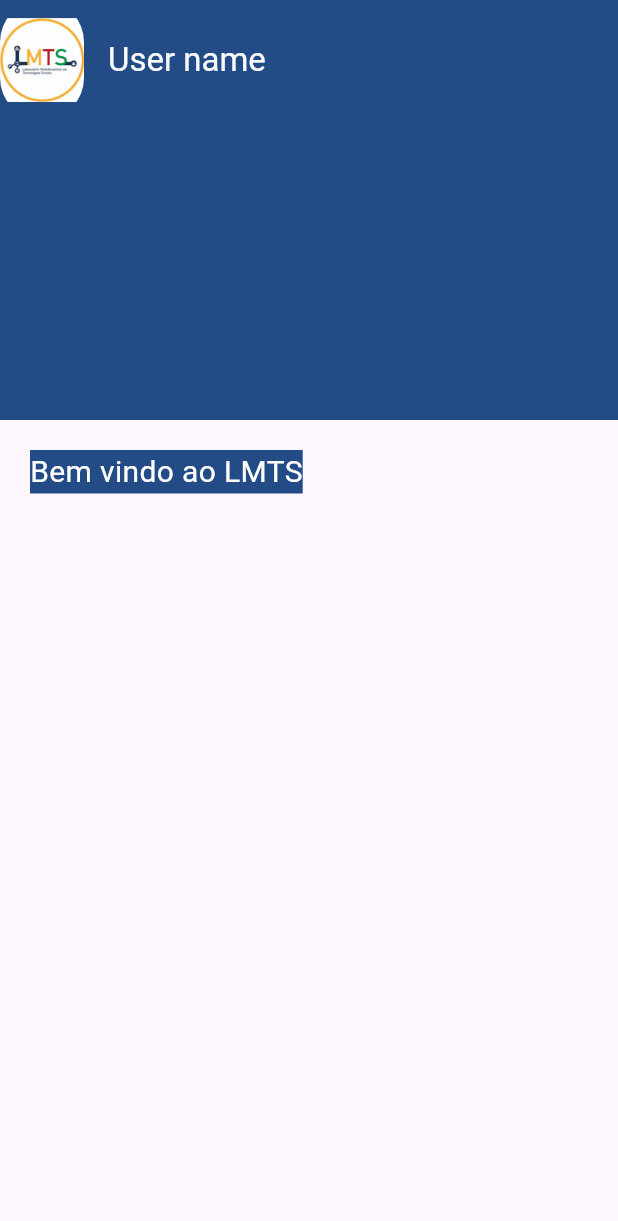
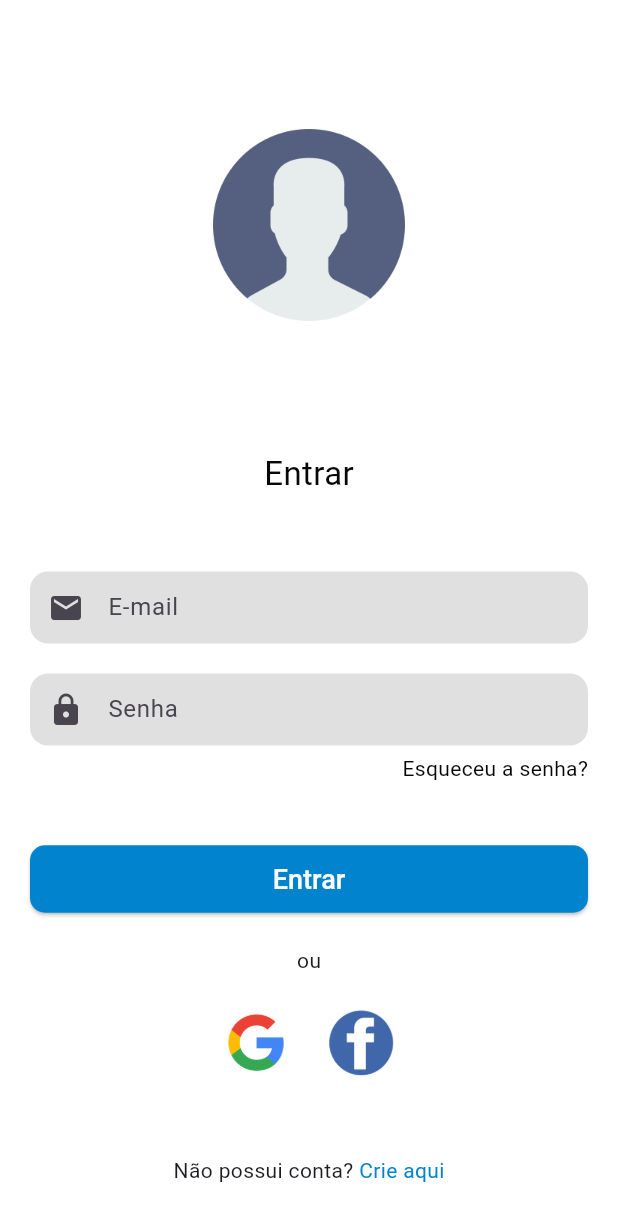
Before and after one commit to wellington067/Business_Management_System, a Flutter app: the screen it shows after launch, on a phone screen of 412 x 824 dp. Shown: the top 1221 px of the screen. Run offline on Flutter 3.47's test engine with Material 3 defaults, Android fonts, the phone set to English and light mode, and no system bars; our stand-ins replace get.

Commit message:
Done the login screen, the validations for the fields, change in style and added some images

```diff
--- a/lib/App.dart
+++ b/lib/App.dart
@@ -1,4 +1,4 @@
-import 'package:business_management_system/screens/home/home_page.dart';
+import 'package:business_management_system/screens/signIn/sign_in_page.dart';
 import 'package:flutter/material.dart';
 import 'package:get/get_navigation/src/root/get_material_app.dart';
 
@@ -13,7 +13,7 @@ class App extends StatelessWidget {
         primarySwatch: Colors.blue,
       ),
       debugShowCheckedModeBanner: false,
-      home: const HomePage(),
+      home: SignInPage(),
     );
   }
 }
--- a/lib/assets/index.dart
+++ b/lib/assets/index.dart
@@ -1,3 +1,5 @@
 class Assets {
-  static const String logoLmts = 'lib/assets/images/image_lmts.png';
+  static const String user = 'lib/assets/images/user.png';
+  static const String googleImage = 'lib/assets/images/google_image.png';
+  static const String facebookImage = 'lib/assets/images/facebook_image.png';
 }
--- a/lib/screens/home/home_page.dart
+++ b/lib/screens/home/home_page.dart
@@ -34,7 +34,7 @@ class _HomePageState extends State<HomePage> {
                 Radius.circular(79),
               ),
               child: Image.asset(
-                Assets.logoLmts,
+                Assets.user,
               ),
             ),
           ),
--- /dev/null
+++ b/lib/screens/signIn/sign_in_page.dart
@@ -0,0 +1,146 @@
+import 'package:business_management_system/assets/index.dart';
+import 'package:business_management_system/shared/components/forms/custom_text_form_field.dart';
+import 'package:business_management_system/shared/constants/style_constantes.dart';
+import 'package:business_management_system/shared/validations/mixin_validator.dart';
+import 'package:flutter/material.dart';
+import 'package:get/get.dart';
+
+class SignInPage extends StatelessWidget with ValidationMixin {
+  SignInPage({super.key});
+
+  final GlobalKey<FormState> formkey = GlobalKey<FormState>();
+  @override
+  Widget build(BuildContext context) {
+    return Scaffold(
+      backgroundColor: backgroundColorSecundary,
+      body: SingleChildScrollView(
+        child: Column(
+          children: [
+            // ignore: sized_box_for_whitespace
+            Container(
+              color: backgroundColorSecundary,
+              width: double.infinity,
+              height: 300,
+              child: Center(
+                  child: Image.asset(width: 128, height: 128, Assets.user)),
+            ),
+            const Center(
+              child: Text(
+                'Entrar',
+                style: TextStyle(color: textColor2, fontSize: 22),
+              ),
+            ),
+            const SizedBox(
+              height: 30,
+            ),
+            Padding(
+              padding: const EdgeInsets.all(20.0),
+              child: Form(
+                  key: formkey,
+                  child: Column(
+                    children: [
+                      CustomTextFormField(
+                        hintText: 'E-mail',
+                        icon: Icons.email,
+                        validateForm: (value) => isValidEmail(value),
+                      ),
+                      const SizedBox(
+                        height: 20,
+                      ),
+                      CustomTextFormField(
+                        hintText: 'Senha',
+                        icon: Icons.lock,
+                        validateForm: (value) => isValidPassword(value),
+                      ),
+                      const SizedBox(
+                        height: 5,
+                      ),
+                      Row(
+                        mainAxisAlignment: MainAxisAlignment.end,
+                        children: [
+                          GestureDetector(
+                            onTap: () {
+                              print('indo para recuperaçao de senha');
+                            },
+                            child: const Text(
+                              'Esqueceu a senha?',
+                              style: TextStyle(color: textColor2),
+                            ),
+                          ),
+                        ],
+                      ),
+                      const SizedBox(
+                        height: 40,
+                      ),
+                      Container(
+                        width: double.infinity,
+                        child: ElevatedButton(
+                          onPressed: () {
+                            if (formkey.currentState!.validate() == true) {}
+                          },
+                          style: ElevatedButton.styleFrom(
+                            backgroundColor: backgroundColorButton,
+                            shape: const RoundedRectangleBorder(
+                              borderRadius:
+                                  BorderRadius.all(Radius.circular(10)),
+                            ),
+                            padding: const EdgeInsets.symmetric(vertical: 12),
+                            textStyle: const TextStyle(
+                                fontSize: 18, fontWeight: FontWeight.w500),
+                          ),
+                          child: const Text(
+                            'Entrar',
+                            style: TextStyle(
+                              color: Colors.white,
+                            ),
+                          ),
+                        ),
+                      ),
+                      const SizedBox(
+                        height: 20,
+                      ),
+                      const Row(
+                        mainAxisAlignment: MainAxisAlignment.center,
+                        children: [Text('ou')],
+                      ),
+                      const SizedBox(
+                        height: 20,
+                      ),
+                      Row(
+                        mainAxisAlignment: MainAxisAlignment.center,
+                        children: [
+                          Image.asset(
+                            Assets.googleImage,
+                            width: 50,
+                          ),
+                          const SizedBox(
+                            width: 20,
+                          ),
+                          Image.asset(
+                            Assets.facebookImage,
+                            width: 50,
+                          ),
+                        ],
+                      ),
+                      const SizedBox(
+                        height: 50,
+                      ),
+                      const Row(
+                        mainAxisAlignment: MainAxisAlignment.center,
+                        children: [
+                          Text('Não possui conta?'),
+                          Text(
+                            ' Crie aqui',
+                            style: TextStyle(color: textColor3),
+                          )
+                        ],
+                      )
+                    ],
+                  )),
+            )
+          ],
+        ),
+      ),
+    );
+  }
+}
--- /dev/null
+++ b/lib/shared/components/custom_sized_box.dart
@@ -0,0 +1,13 @@
+import 'package:flutter/material.dart';
+
+class CustomSizedBox extends StatelessWidget {
+ const CustomSizedBox({super.key, this.customHeight});
+final double? customHeight;
+
+  @override
+  Widget build(BuildContext context) {
+    return SizedBox(
+      height: customHeight,
+    );
+  }
+}
--- /dev/null
+++ b/lib/shared/components/forms/custom_text_form_field.dart
@@ -0,0 +1,129 @@
+import 'package:business_management_system/shared/constants/style_constantes.dart';
+import 'package:flutter/material.dart';
+
+class CustomTextFormField extends StatefulWidget {
+  const CustomTextFormField(
+      {super.key,
+      this.onChanged,
+      this.label,
+      this.controller,
+      this.keyboardType,
+      this.hintText,
+      this.isPassword,
+      this.icon,
+      this.isBordered,
+      this.decoration,
+      this.enabled,
+      this.validateForm, this.maxLength});
+
+  final Function? validateForm;
+  final String? label;
+  final String? hintText;
+  final TextEditingController? controller;
+  final TextInputType? keyboardType;
+  final bool? isPassword;
+  final Function(String)? onChanged;
+  final IconData? icon;
+  final int? maxLength;
+  final bool? isBordered;
+  final bool? enabled;
+  final InputDecoration? decoration;
+
+  @override
+  State<CustomTextFormField> createState() => _CustomTextFormFieldState();
+}
+
+class _CustomTextFormFieldState extends State<CustomTextFormField> {
+  late bool _obscureText;
+
+  @override
+  void initState() {
+    super.initState();
+    _obscureText = widget.isPassword ?? false;
+    widget.controller?.addListener(() {
+      if (mounted) {
+        setState(() {});
+      }
+    });
+  }
+
+  @override
+  void dispose() {
+    widget.controller?.removeListener(() {});
+    super.dispose();
+  }
+
+  @override
+  Widget build(BuildContext context) {
+    return SizedBox(
+      child: TextFormField(
+        onChanged: widget.onChanged,
+        keyboardType: widget.keyboardType,
+        maxLength: widget.maxLength,
+
+        obscureText: _obscureText,
+        controller: widget.controller,
+        enabled: widget.enabled ?? true,
+        style: widget.enabled == false
+            ? TextStyle(color: Colors.grey.withOpacity(0.6))
+            : null,
+        decoration: (widget.decoration ?? const InputDecoration()).copyWith(
+          filled: true,
+          fillColor: Colors.grey[300],
+          disabledBorder:
+              OutlineInputBorder(borderRadius: BorderRadius.circular(12.0),
+              borderSide: const BorderSide(color: Color.fromARGB(0, 0, 0, 0))),
+          focusedBorder: const OutlineInputBorder(
+            borderRadius: BorderRadius.all(Radius.circular(12.0)),
+            borderSide: BorderSide(color: Color.fromARGB(0, 255, 255, 255)),
+          ),
+          enabledBorder: const OutlineInputBorder(
+            borderSide: BorderSide(color: Color.fromARGB(0, 0, 0, 0)),
+            borderRadius: BorderRadius.all(Radius.circular(12.0)),
+          ),
+          contentPadding:
+              const EdgeInsets.symmetric(vertical: 12.0, horizontal: 16.0),
+          prefixIcon: widget.icon == null ? null : Icon(widget.icon),
+          errorBorder: const OutlineInputBorder(
+              borderRadius: BorderRadius.all(Radius.circular(12.0)),
+              borderSide: BorderSide(color: kErrorColor )),
+          border: OutlineInputBorder(
+            borderSide: const BorderSide(color: Colors.black),
+            borderRadius: BorderRadius.circular(12.0),
+
+          ),
+          errorStyle: const TextStyle(
+            color: kErrorColor,
+            backgroundColor: Color.fromARGB(0, 255, 255, 255),
+          ),
+          labelText: widget.label,
+          hintText: widget.hintText,
+          suffixIcon: widget.isPassword == true &&
+                  widget.controller?.text.isNotEmpty == true
+              ? InkWell(
+                  onTap: _toggleVisibility,
+                  child: Icon(
+                    _obscureText ? Icons.visibility : Icons.visibility_off,
+                    color: Colors.black,
+                  ),
+                )
+              : null,
+        ),
+        validator: (value) => widget.validateForm!(value),
+        autovalidateMode: AutovalidateMode.onUserInteraction,
+      ),
+    );
+  }
+
+  void _toggleVisibility() {
+    setState(() {
+      _obscureText = !_obscureText;
+    });
+  }
+
+  void _updateObscureText() {
+    setState(() {
+      _obscureText = widget.controller?.text.isEmpty ?? true;
+    });
+  }
+}
--- a/lib/shared/constants/style_constantes.dart
+++ b/lib/shared/constants/style_constantes.dart
@@ -1,5 +1,9 @@
 import 'package:flutter/material.dart';
 
-const Color backgroundColorAll = Color.fromRGBO(29, 71, 131, 0.973);
+const Color backgroundColorAll = Color.fromRGBO(0, 53, 84, 1);
+const Color backgroundColorButton = Color.fromRGBO(1, 131, 206, 1);
+const Color backgroundColorSecundary = Color.fromRGBO(255, 255, 255, 1);
 const Color textColor1 = Color.fromRGBO(255, 255, 255, 0.973);
 const Color textColor2 = Color.fromRGBO(0, 0, 0, 0.973);
+const Color textColor3 =Color.fromRGBO(1, 131, 206, 1);
+const Color kErrorColor = Color.fromARGB(255, 189, 13, 0);
--- /dev/null
+++ b/lib/shared/utils/size.dart
@@ -0,0 +1,5 @@
+class Size {
+  final small = 10;
+  final medium = 40;
+  final big = 80;
+}
--- /dev/null
+++ b/lib/shared/validations/mixin_validator.dart
@@ -0,0 +1,33 @@
+mixin ValidationMixin {
+  final RegExp nameRegExp = RegExp(r'^[a-zA-ZÀ-ÿ ]+$');
+  isValidName(value) {
+    if (value.isEmpty) {
+      return 'Por favor, digite seu nome.';
+    } else if (!nameRegExp.hasMatch(value)) {
+      return 'Por favor, insira caracteres válidos.';
+    } else if (value.length <= 3) {
+      return 'Nome tem que ter no minimo 4 caracteres.';
+    }
+    return null;
+  }
+
+  isValidEmail(value) {
+    if (value.isEmpty) {
+      return 'Insira um E-mail.';
+    } else if (!value.contains('@')) {
+      return 'O E-mail deve conter o simbolo "@".';
+    } else if (!value.contains('.com')) {
+      return 'O E-mail deve conter o ".com" no final.';
+    }
+    return null;
+  }
+
+  isValidPassword(value) {
+    if (value.isEmpty) {
+      return 'Informe uma senha.';
+    } else if (value.length < 8) {
+      return 'A senha deve ter no minimo 8 caracteres.';
+    }
+    return null;
+  }
+}
```
Also changed, not shown: lib/assets/images/facebook_image.png (added), lib/assets/images/google_image.png (added), lib/assets/images/image_lmts.png (deleted), lib/assets/images/user.png (added), lib/shared/components/appbar/app_bar_component.dart (added).
